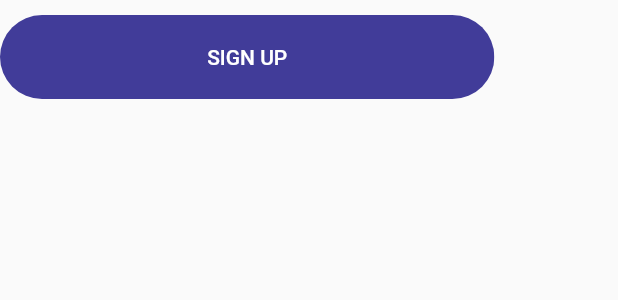
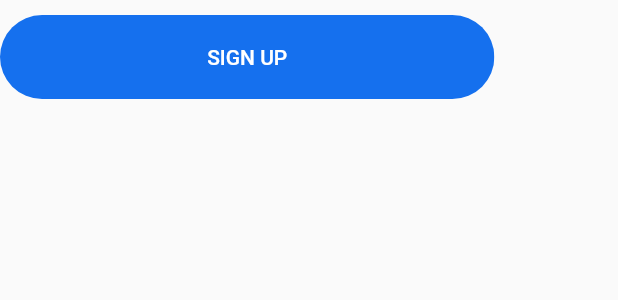
Before and after one commit to nurdinahmadalawiyah/MyLang, a Flutter app: the RoundedButton widget shown alone on an empty page, opened directly, on a phone screen of 412 x 824 dp. Shown: the top 300 px of the screen. Run offline on Flutter 3.47's test engine with Material 2 defaults, Android fonts, the phone set to English and light mode, and no system bars; our stand-ins replace flutter_svg.

Commit message:
Change Color Button and social icon in Sign Up Page

```diff
--- a/lib/Screens/SignUpScreen/components/body_sign_up_screen.dart
+++ b/lib/Screens/SignUpScreen/components/body_sign_up_screen.dart
@@ -28,7 +28,7 @@ class BodySingUpScreen extends StatelessWidget {
                 child: LogoComponents(size: size),
               ),
               Container(
-                  height: 600,
+                  height: double.infinity,
                   width: double.infinity,
                   decoration: BoxDecoration(
                     color: Colors.white,
--- a/lib/components/rounded_button.dart
+++ b/lib/components/rounded_button.dart
@@ -9,7 +9,7 @@ class RoundedButton extends StatelessWidget {
     Key? key,
     required this.text,
     required this.press,
-    this.color = kSecondColor,
+    this.color = kPrimaryColor,
     this.textColor = Colors.white,
   }) : super(key: key);
 
```
Also changed, not shown: lib/Screens/SignUpScreen/components/social_icon.dart (+8 -5 lines).
